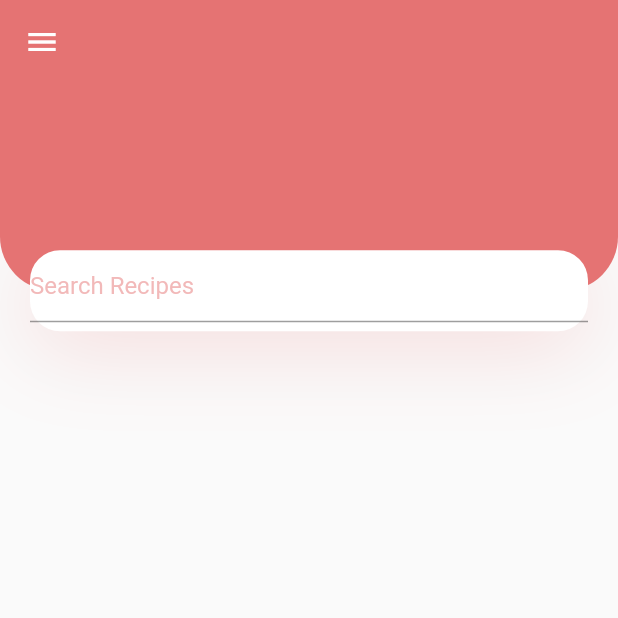
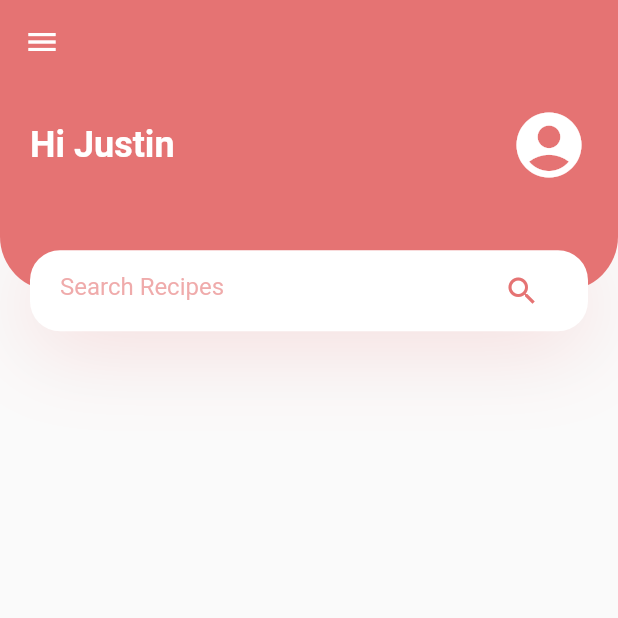
Before and after one commit to JKannekens/Pizza_recipes_app_flutter, a Flutter app: the screen it shows after launch, on a phone screen of 412 x 824 dp, the top half of it. Run offline on Flutter 3.47's test engine with Material 2 defaults, Android fonts, the light colour scheme and no system bars.

Commit message:
Header done

```diff
--- a/lib/components/body.dart
+++ b/lib/components/body.dart
@@ -14,19 +14,39 @@ class Body extends StatelessWidget {
           child: Stack(
             children: <Widget>[
               Container(
+                padding: const EdgeInsets.only(
+                    left: kDefaultPadding,
+                    right: kDefaultPadding,
+                    bottom: 36 + kDefaultPadding),
                 height: size.height * 0.2 - 27,
                 decoration: const BoxDecoration(
                     color: kPrimaryColor,
                     borderRadius: BorderRadius.only(
                         bottomLeft: Radius.circular(36),
                         bottomRight: Radius.circular(36))),
+                child: Row(children: <Widget>[
+                  Text(
+                    "Hi Justin",
+                    style: Theme.of(context).textTheme.headline5?.copyWith(
+                        color: Colors.white, fontWeight: FontWeight.bold),
+                  ),
+                  const Spacer(),
+                  const Icon(
+                    Icons.account_circle,
+                    color: Colors.white,
+                    size: 52,
+                  )
+                ]),
               ),
               Positioned(
                   bottom: 0,
                   left: 0,
                   right: 0,
                   child: Container(
+                    alignment: Alignment.center,
                     margin:
+                        const EdgeInsets.symmetric(horizontal: kDefaultPadding),
+                    padding:
                         const EdgeInsets.symmetric(horizontal: kDefaultPadding),
                     height: 54,
                     decoration: BoxDecoration(
@@ -42,7 +62,13 @@ class Body extends StatelessWidget {
                         decoration: InputDecoration(
                             hintText: "Search Recipes",
                             hintStyle: TextStyle(
-                                color: kPrimaryColor.withOpacity(0.5)))),
+                                color: kPrimaryColor.withOpacity(0.6)),
+                            enabledBorder: InputBorder.none,
+                            focusedBorder: InputBorder.none,
+                            suffixIcon: const Icon(
+                              Icons.search,
+                              color: kPrimaryColor,
+                            ))),
                   )),
             ],
           ),
```
